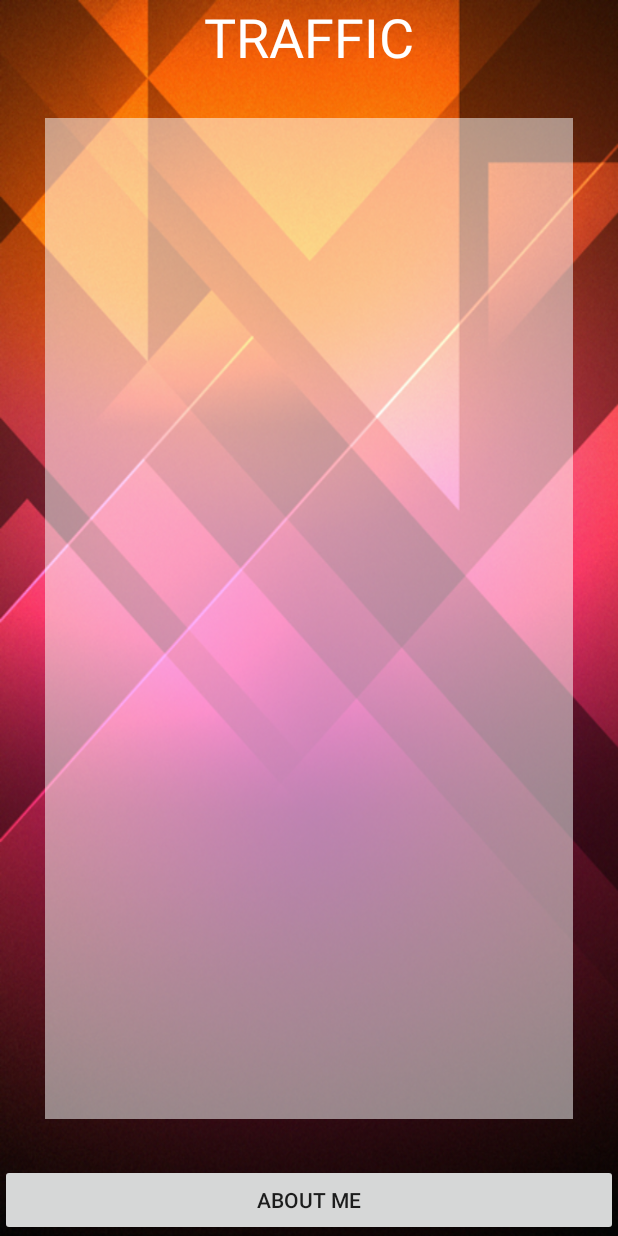
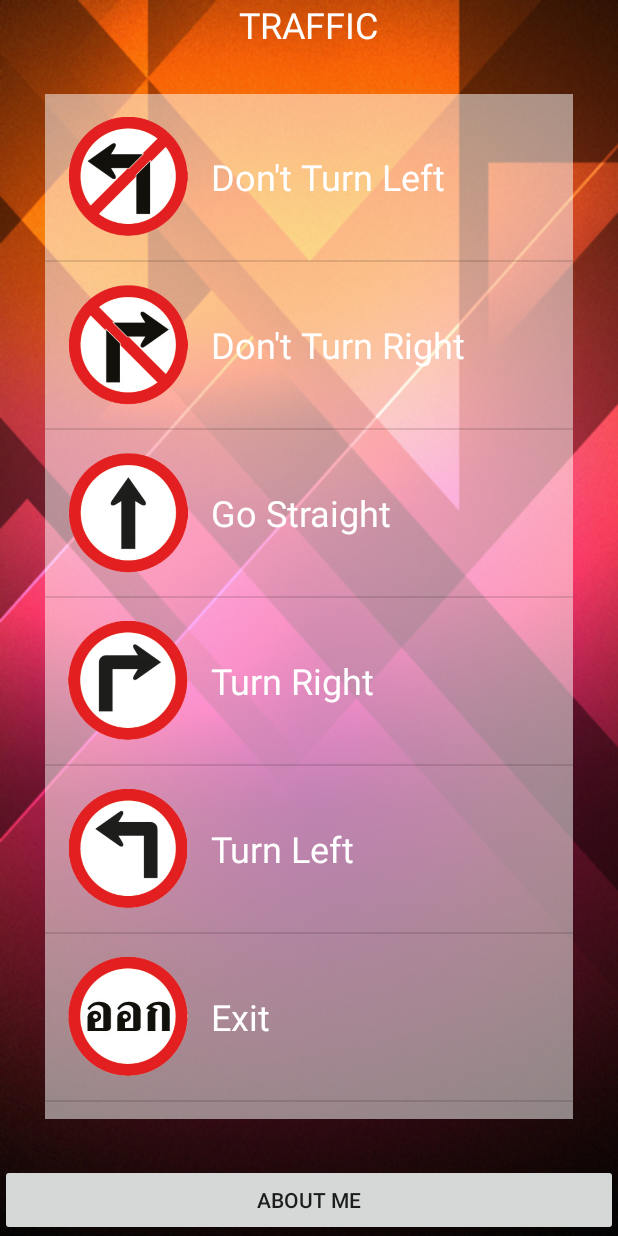
Before and after one commit to PattarawutSubyen/BU_TRAFFIC, an Android app: the screen it shows after launch (MainActivity), on a phone screen of 412 x 824 dp. Run offline under Robolectric (Android 15) with nearby library versions, the phone set to English and light mode, and no system bars.

Commit message:
Day2 10.30 AM

```diff
--- a/app/src/main/java/th/ac/sbu/pattarawut/butraffic/MainActivity.java
+++ b/app/src/main/java/th/ac/sbu/pattarawut/butraffic/MainActivity.java
@@ -51,53 +51,55 @@ public class MainActivity extends AppCompatActivity {
         });
 
 
-        // ATTENTION: This was auto-generated to implement the App Indexing API.
-        // See https://g.co/AppIndexing/AndroidStudio for more information.
-        client = new GoogleApiClient.Builder(this).addApi(AppIndex.API).build();
+        //create listview
+        createListView();
+
+
     }    //main method
+
+    private void createListView() {
+        //setup array แบบ 1
+        String[] strTitle = new String[20];
+        strTitle[0] = "Don't Turn Left";
+        strTitle[1] = "Don't Turn Right";
+        strTitle[2] = "Go Straight";
+        strTitle[3] = "Turn Right";
+        strTitle[4] = "Turn Left";
+        strTitle[5] = "Exit";
+        strTitle[6] = "In";
+        strTitle[7] = "Out";
+        strTitle[8] = "Stop";
+        strTitle[9] = "Height Restriction 2.5 M";
+        strTitle[10] = "Junction";
+        strTitle[11] = "Don't Turn";
+        strTitle[12] = "Stop";
+        strTitle[13] = "Approaching Cars Have Right of Way";
+        strTitle[14] = "No Overtaking";
+        strTitle[15] = "In";
+        strTitle[16] = "Stop Check Point";
+        strTitle[17] = "Speed Restriction 50";
+        strTitle[18] = "Width Restriction 2.5 M";
+        strTitle[19] = "5.0 M";
+
+        //setup array แบบ 2
+        int[] intIcon = {R.drawable.traffic_01,R.drawable.traffic_02,R.drawable.traffic_03,
+                R.drawable.traffic_04,R.drawable.traffic_05,R.drawable.traffic_06,
+                R.drawable.traffic_07,R.drawable.traffic_08,R.drawable.traffic_09,
+                R.drawable.traffic_10,R.drawable.traffic_11,R.drawable.traffic_12,
+                R.drawable.traffic_13,R.drawable.traffic_14,R.drawable.traffic_15,
+                R.drawable.traffic_16,R.drawable.traffic_17,R.drawable.traffic_18,
+                R.drawable.traffic_19,R.drawable.traffic_20,};
+
+        PatAdapter objPatAdapter = new PatAdapter(MainActivity.this, strTitle, intIcon);
+        trafficListView.setAdapter(objPatAdapter);
+
+
+    } //create listview
 
     private void bindWidget() {
         trafficListView = (ListView) findViewById(R.id.listView);
         aboutMeButton = (Button) findViewById(R.id.button);
     }
 
-    @Override
-    public void onStart() {
-        super.onStart();
 
-        // ATTENTION: This was auto-generated to implement the App Indexing API.
-        // See https://g.co/AppIndexing/AndroidStudio for more information.
-        client.connect();
-        Action viewAction = Action.newAction(
-                Action.TYPE_VIEW, // TODO: choose an action type.
-                "Main Page", // TODO: Define a title for the content shown.
-                // TODO: If you have web page content that matches this app activity's content,
-                // make sure this auto-generated web page URL is correct.
-                // Otherwise, set the URL to null.
-                Uri.parse("http://host/path"),
-                // TODO: Make sure this auto-generated app deep link URI is correct.
-                Uri.parse("android-app://th.ac.sbu.pattarawut.butraffic/http/host/path")
-        );
-        AppIndex.AppIndexApi.start(client, viewAction);
-    }
-
-    @Override
-    public void onStop() {
-        super.onStop();
-
-        // ATTENTION: This was auto-generated to implement the App Indexing API.
-        // See https://g.co/AppIndexing/AndroidStudio for more information.
-        Action viewAction = Action.newAction(
-                Action.TYPE_VIEW, // TODO: choose an action type.
-                "Main Page", // TODO: Define a title for the content shown.
-                // TODO: If you have web page content that matches this app activity's content,
-                // make sure this auto-generated web page URL is correct.
-                // Otherwise, set the URL to null.
-                Uri.parse("http://host/path"),
-                // TODO: Make sure this auto-generated app deep link URI is correct.
-                Uri.parse("android-app://th.ac.sbu.pattarawut.butraffic/http/host/path")
-        );
-        AppIndex.AppIndexApi.end(client, viewAction);
-        client.disconnect();
-    }
 }        //main class
--- a/app/src/main/java/th/ac/sbu/pattarawut/butraffic/PatAdapter.java
+++ b/app/src/main/java/th/ac/sbu/pattarawut/butraffic/PatAdapter.java
@@ -1,9 +1,13 @@
 package th.ac.sbu.pattarawut.butraffic;
 
 import android.content.Context;
+import android.view.LayoutInflater;
+import android.view.TextureView;
 import android.view.View;
 import android.view.ViewGroup;
 import android.widget.BaseAdapter;
+import android.widget.ImageView;
+import android.widget.TextView;
 
 import java.util.PriorityQueue;
 
@@ -25,7 +29,8 @@ public class PatAdapter extends BaseAdapter{
 
     @Override
     public int getCount() {
-        return 0;
+        return titleStrings.length;
+
     }
 
     @Override
@@ -40,6 +45,18 @@ public class PatAdapter extends BaseAdapter{
 
     @Override
     public View getView(int position, View convertView, ViewGroup parent) {
-        return null;
+        LayoutInflater objLayoutInflater = (LayoutInflater) objContext.getSystemService(Context.LAYOUT_INFLATER_SERVICE);
+        View objView1 = objLayoutInflater.inflate(R.layout.my_listview, parent, false);
+
+        //setup title
+        TextView titleTexview = (TextView) objView1.findViewById(R.id.textView2);
+        titleTexview.setText(titleStrings[position]);
+
+        //setup icon (image)
+        ImageView iconImageView = (ImageView) objView1.findViewById(R.id.imageView);
+        iconImageView.setImageResource(iconInts[position]);
+
+
+        return objView1;
     }
 } // main class
--- a/app/src/main/res/values/dimens.xml
+++ b/app/src/main/res/values/dimens.xml
@@ -2,7 +2,7 @@
     <!-- Default screen margins, per the Android Design guidelines. -->
     <dimen name="activity_horizontal_margin">16dp</dimen>
     <dimen name="activity_vertical_margin">16dp</dimen>
-    <dimen name="h1">36sp</dimen>
+    <dimen name="h1">24sp</dimen>
     <dimen name="h2">20sp</dimen>
     <dimen name="icon">80dp</dimen>
     <dimen name="image">200dp</dimen>
```
